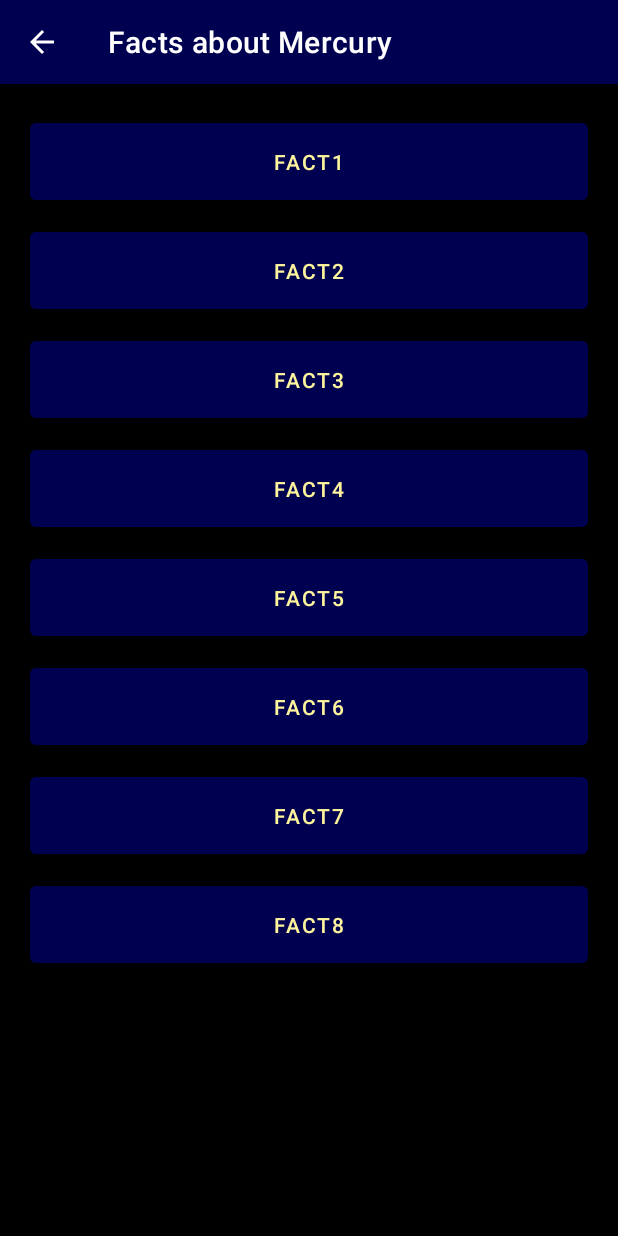
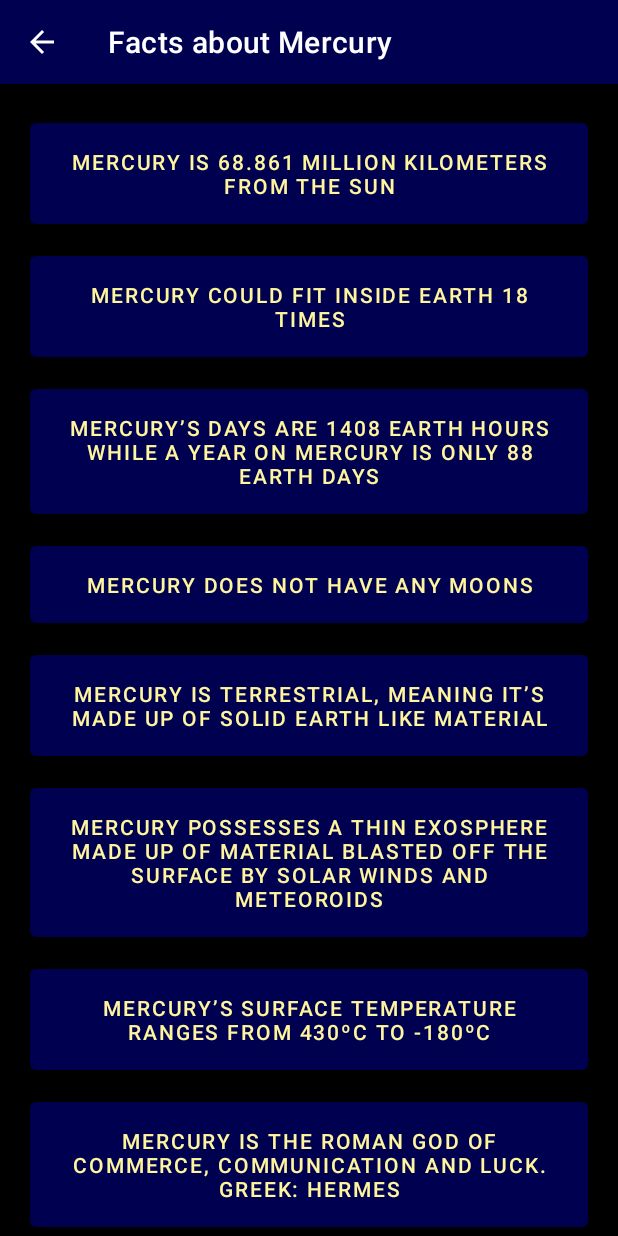
Before and after one commit to aaiovinoo/TheSolarSystem, an Android app: the screen it shows after launch (DetailActivity), after a tap on an icon or button, on a phone screen of 412 x 824 dp. Run offline under Robolectric (Android 15) with nearby library versions, the phone set to English and light mode, and no system bars.

Commit message:
Added facts for Mercury, Venus, Earth, Mars, and Jupiter.

```diff
--- a/app/src/main/res/values/arrays.xml
+++ b/app/src/main/res/values/arrays.xml
@@ -9,54 +9,54 @@
         <item>The Sun, formed about 4.6 billion years ago, is roughly halfway through the most stable part of its life. </item>
     </string-array>
     <string-array name="mercury">
-        <item>fact1</item>
-        <item>fact2</item>
-        <item>fact3</item>
-        <item>fact4</item>
-        <item>fact5</item>
-        <item>fact6</item>
-        <item>fact7</item>
-        <item>fact8</item>
+        <item>Mercury is 68.861 million kilometers from the sun</item>
+        <item>Mercury could fit inside Earth 18 times</item>
+        <item>Mercury’s days are 1408 Earth hours while a year on mercury is only 88 Earth days</item>
+        <item>Mercury does not have any moons</item>
+        <item>Mercury is terrestrial, meaning it’s made up of solid Earth like material</item>
+        <item>Mercury possesses a thin exosphere made up of material blasted off the surface by solar winds and meteoroids</item>
+        <item>Mercury’s surface temperature ranges from 430ºC to -180ºC</item>
+        <item>Mercury is the Roman god of commerce, communication and luck. Greek: Hermes</item>
     </string-array>
     <string-array name="venus">
-        <item>fact1</item>
-        <item>fact2</item>
-        <item>fact3</item>
-        <item>fact4</item>
-        <item>fact5</item>
-        <item>fact6</item>
-        <item>fact7</item>
-        <item>fact8</item>
+        <item>Venus is 107.721 million kilometers away from the sun</item>
+        <item>Venus is very similar in size to Earth only being 0.866 as much volume as Earth</item>
+        <item>One Venus day is 116 days and 18 hours on Earth, while one year is only 225 Earth days</item>
+        <item>Venus lacks any amount of moons</item>
+        <item>Venus is terrestrial, meaning it’s a rocky planet</item>
+        <item>Venus’ atmosphere is thick and toxic being filled with carbon dioxide and yellowish clouds of sulfuric acid</item>
+        <item>The temperature on venus ranges from 438ºC to 482ºC</item>
+        <item>Venus is the Roman goddess of love, beauty, and desire. Greek: Aphrodite</item>
     </string-array>
     <string-array name="earth">
-        <item>fact1</item>
-        <item>fact2</item>
-        <item>fact3</item>
-        <item>fact4</item>
-        <item>fact5</item>
-        <item>fact6</item>
-        <item>fact7</item>
-        <item>fact8</item>
+        <item>Earth is 147.976 million kilometers from the sun</item>
+        <item>The Earth has a diameter of 12,742 kilometers</item>
+        <item>One day on Earth is 24hrs while a year is 365 days</item>
+        <item>Earth has one moon, the moon</item>
+        <item>Earth is terrestrial</item>
+        <item>Earth’s atmosphere is 78% Nitrogen, 21% Oxygen, 0.9% Argon, and 0.1% other gasses</item>
+        <item>The highest temperature recorded on Earth is 58ºC while the lowest is -88ºC</item>
+        <item>The Roman goddess for Earth is Terra</item>
     </string-array>
     <string-array name="mars">
-        <item>fact1</item>
-        <item>fact2</item>
-        <item>fact3</item>
-        <item>fact4</item>
-        <item>fact5</item>
-        <item>fact6</item>
-        <item>fact7</item>
-        <item>fact8</item>
+        <item>Mars is 221.076 kilometers from the sun</item>
+        <item>Mars is smaller than Earth and you can actually fit 7 Mars’s inside Earth</item>
+        <item>One Mars day is equivalent to 1 day and 37 minutes on Earth while one year on Mars is 697 days on Earth</item>
+        <item>Mars has 2 moons, Phobos and Deimos</item>
+        <item>Mars is terrestrial and very red</item>
+        <item>Mars’ atmosphere is 95% carbon dioxide, 3% nitrogen, 1.6% argon, and has traces of oxygen, water, and other greenhouse gasses</item>
+        <item>The temperature on Mars ranges from -140ºC to 21ºC</item>
+        <item>Mars is the Roman god of war. Greek: Ares</item>
     </string-array>
     <string-array name="jupiter">
-        <item>fact1</item>
-        <item>fact2</item>
-        <item>fact3</item>
-        <item>fact4</item>
-        <item>fact5</item>
-        <item>fact6</item>
-        <item>fact7</item>
-        <item>fact8</item>
+        <item>Jupiter is 745.673 million km away from the sun</item>
+        <item>You can fit more than 1,300 Earths inside Jupiter</item>
+        <item>One day on Jupiter is 9 hours and 56 minutes on Earth. One year on Jupiter is 12 Earth years</item>
+        <item>Jupiter has 53 named moons and 26 other nameless moons</item>
+        <item>Jupiter is a gaseous planet</item>
+        <item>Jupiter’s atmosphere is made up of a mixture of hydrogen, helium, methane, and ammonia</item>
+        <item>The temperature on Jupiter ranges from -145ºC to 24,000ºC near the center</item>
+        <item>Jupiter is the Roman king of the gods and god of the sky and lightning. Greek: Zeus</item>
     </string-array>
     <string-array name="saturn">
         <item>fact1</item>
```
